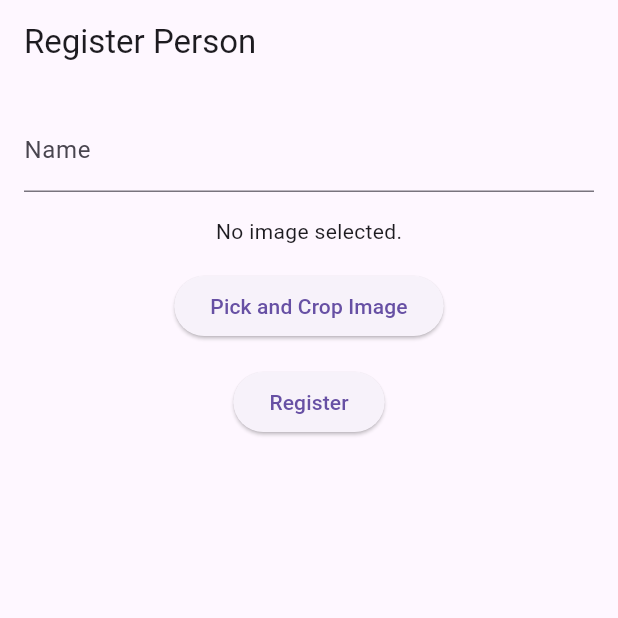
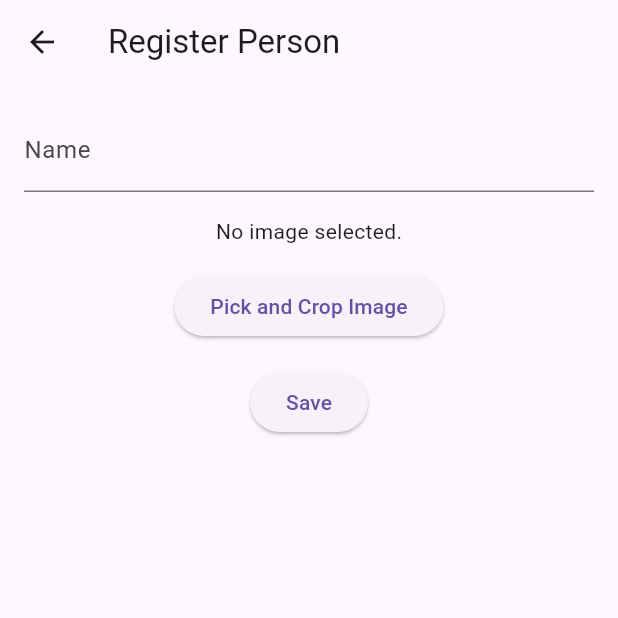
Before and after one commit to joaopcs80/Lista-de-Contatos, a Flutter app: the RegisterScreen screen opened directly, on a phone screen of 412 x 824 dp, the top half of it. Run offline on Flutter 3.47's test engine with Material 3 defaults, Android fonts, the light colour scheme and no system bars; our stand-ins replace dio, image_cropper, image_picker; network calls fail.

Commit message:
Atualizacao 2

```diff
--- a/lib/main.dart
+++ b/lib/main.dart
@@ -1,5 +1,5 @@
 import 'package:flutter/material.dart';
-import 'screen/register_screen.dart';
+import 'package:listadecontatos/screen/people_list_screen.dart'; // Importação correta
 
 void main() {
   runApp(MyApp());
@@ -13,7 +13,7 @@
       theme: ThemeData(
         primarySwatch: Colors.blue,
       ),
-      home: RegisterScreen(),
+      home: PeopleListScreen(), // Tela inicial correta
     );
   }
 }
--- a/lib/screen/register_screen.dart
+++ b/lib/screen/register_screen.dart
@@ -5,6 +5,10 @@
 import '../service/api_service.dart';
 
 class RegisterScreen extends StatefulWidget {
+  final Map<String, dynamic>? contact;
+
+  RegisterScreen({this.contact});
+
   @override
   _RegisterScreenState createState() => _RegisterScreenState();
 }
@@ -12,6 +16,17 @@
 class _RegisterScreenState extends State<RegisterScreen> {
   final _nameController = TextEditingController();
   File? _imageFile;
+
+  @override
+  void initState() {
+    super.initState();
+    if (widget.contact != null) {
+      _nameController.text = widget.contact!['name'];
+      _imageFile = widget.contact!['profilePicPath'] != null
+          ? File(widget.contact!['profilePicPath'])
+          : null;
+    }
+  }
 
   Future<void> _pickAndCropImage() async {
     final picker = ImagePicker();
@@ -26,7 +41,7 @@
           CropAspectRatioPreset.ratio4x3,
           CropAspectRatioPreset.ratio16x9
         ],
-        androidUiSettings: AndroidUiSettings(
+        androidUiSettings: const AndroidUiSettings(
           toolbarTitle: 'Crop Image',
           toolbarColor: Colors.deepOrange,
           toolbarWidgetColor: Colors.white,
@@ -40,43 +55,56 @@
     }
   }
 
-  Future<void> _uploadImage() async {
-    if (_imageFile == null) return;
-
+  Future<void> _saveOrUpdatePerson() async {
     final apiService = ApiService();
     try {
-      await apiService.createPerson(_nameController.text, _imageFile!.path);
-      ScaffoldMessenger.of(context).showSnackBar(SnackBar(content: Text('Person registered successfully')));
+      if (widget.contact == null) {
+        await apiService.createPerson(
+          _nameController.text,
+          _imageFile?.path ?? '',
+        );
+      } else {
+        await apiService.updatePerson(
+          widget.contact!['objectId'], // assuming you have an ID
+          _nameController.text,
+          _imageFile?.path ?? '',
+        );
+      }
+      ScaffoldMessenger.of(context).showSnackBar(
+        SnackBar(content: Text('Person ${widget.contact == null ? 'registered' : 'updated'} successfully')),
+      );
     } catch (e) {
-      ScaffoldMessenger.of(context).showSnackBar(SnackBar(content: Text('Error: $e')));
+      ScaffoldMessenger.of(context).showSnackBar(
+        SnackBar(content: Text('Error: $e')),
+      );
     }
   }
 
   @override
   Widget build(BuildContext context) {
     return Scaffold(
-      appBar: AppBar(title: Text('Register Person')),
+      appBar: AppBar(title: Text(widget.contact == null ? 'Register Person' : 'Edit Person')),
       body: Padding(
         padding: const EdgeInsets.all(16.0),
         child: Column(
           children: [
             TextField(
               controller: _nameController,
-              decoration: InputDecoration(labelText: 'Name'),
+              decoration: const InputDecoration(labelText: 'Name'),
             ),
-            SizedBox(height: 16),
+            const SizedBox(height: 16),
             _imageFile == null
-                ? Text('No image selected.')
+                ? const Text('No image selected.')
                 : Image.file(_imageFile!),
-            SizedBox(height: 16),
+            const SizedBox(height: 16),
             ElevatedButton(
               onPressed: _pickAndCropImage,
-              child: Text('Pick and Crop Image'),
+              child: const Text('Pick and Crop Image'),
             ),
-            SizedBox(height: 16),
+            const SizedBox(height: 16),
             ElevatedButton(
-              onPressed: _uploadImage,
-              child: Text('Register'),
+              onPressed: _saveOrUpdatePerson,
+              child: const Text('Save'),
             ),
           ],
         ),
--- a/lib/service/api_service.dart
+++ b/lib/service/api_service.dart
@@ -2,10 +2,10 @@
 
 class ApiService {
   final Dio _dio = Dio(BaseOptions(
-    baseUrl: 'https://parseapi.back4app.com/classes/',
+    baseUrl: 'https://parseapi.back4app.com/classes/ListadeContatos',
     headers: {
-      'X-Parse-Application-Id': 'YOUR_APPLICATION_ID',
-      'X-Parse-Client-Key': 'YOUR_CLIENT_KEY',
+      'X-Parse-Application-Id': 'EEc5M90U1c1ll4j4ghCvczxdkMeu8GTSeb4wJulf',
+      'X-Parse-REST-API-Key': 'H4fVRNm250sKQOUD4479fpJKkI7RzWR1XZkzvFDr',
       'Content-Type': 'application/json',
     },
   ));
@@ -27,6 +27,23 @@
     }
   }
 
+  Future<void> updatePerson(String objectId, String name, String profilePicPath) async {
+    try {
+      final response = await _dio.put(
+        'Person/$objectId',
+        data: {
+          'name': name,
+          'profilePicPath': profilePicPath,
+        },
+      );
+      if (response.statusCode != 200) {
+        throw Exception('Failed to update person: ${response.statusMessage}');
+      }
+    } catch (e) {
+      throw Exception('Failed to update person: $e');
+    }
+  }
+
   Future<List<Map<String, dynamic>>> fetchPeople() async {
     try {
       final response = await _dio.get('Person');
```
Also changed, not shown: lib/screen/people_list_screen.dart (+19 -0 lines), pubspec.lock, 1 other file.
